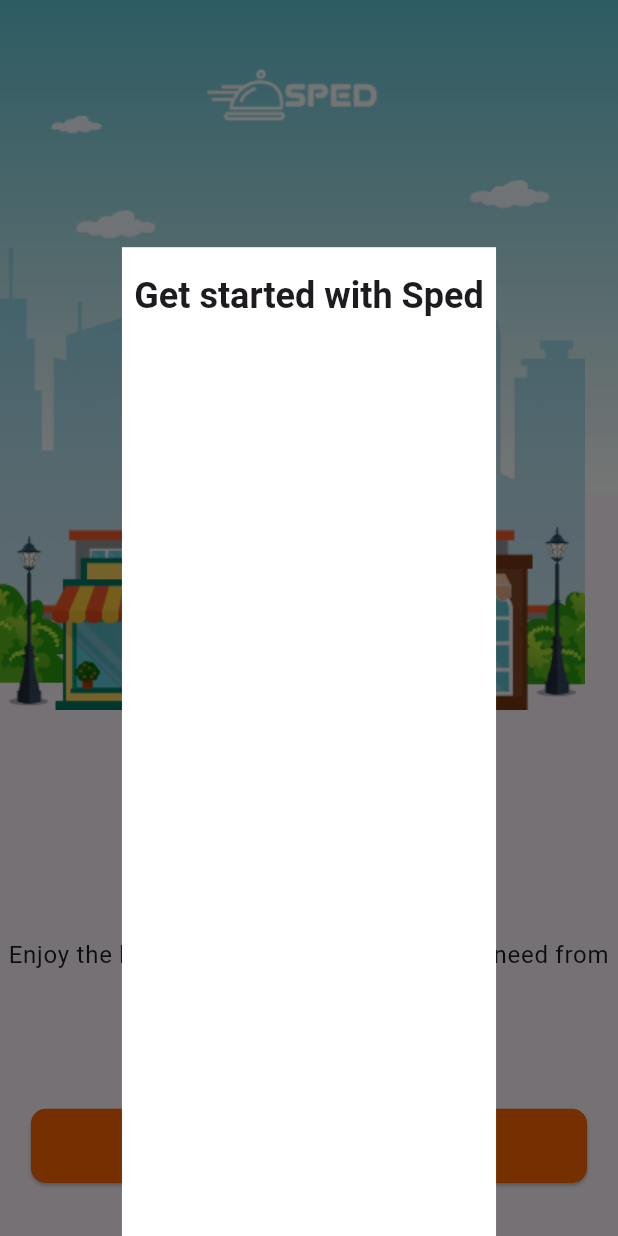
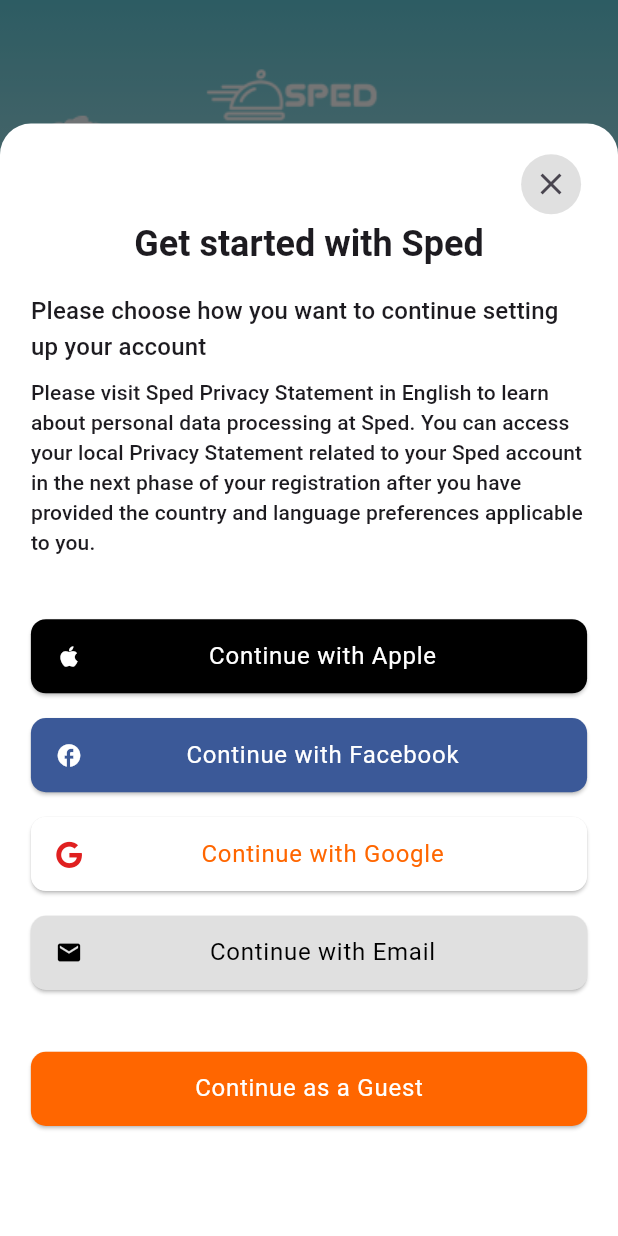
Before and after one commit to Md-Sifatullah617/sped, a Flutter app: the screen it shows after launch, after a tap on "Get Started", on a phone screen of 412 x 824 dp. Run offline on Flutter 3.47's test engine with Material 3 defaults, Android fonts, the light colour scheme and no system bars; our stand-ins replace country_code_picker, fluttertoast, font_awesome_flutter, get.

Commit message:
splash bottom sheet done

```diff
--- a/lib/utils/colors.dart
+++ b/lib/utils/colors.dart
@@ -4,6 +4,7 @@
   static const Color spBG = Color(0xFF62C8D7);
   static const Color white = Color(0xFFFFFFFF);
   static const Color black = Color(0xFF000000);
+  static const Color facebookColor = Color(0xFF3B5998);
   static const Color logoColor = Color(0xFFFF6600);
   static const Color redColor = Color(0xFFE02020);
   static const Color greyColor = Color(0xFFE0E0E0);
--- a/lib/utils/custom_widgets/custom_sheet.dart
+++ b/lib/utils/custom_widgets/custom_sheet.dart
@@ -1,20 +1,104 @@
 import 'package:flutter/material.dart';
+import 'package:font_awesome_flutter/font_awesome_flutter.dart';
 import 'package:get/get.dart';
+import 'package:sped/utils/colors.dart';
+import 'package:sped/utils/custom_widgets/primary_button.dart';
+import 'package:sped/utils/routes/app_routes.dart';
 
 void customBottomSheet(context) {
   Get.bottomSheet(
     Container(
-      height: Get.height * 0.8,
+      height: Get.height * 0.9,
+      width: Get.width,
       padding: EdgeInsets.symmetric(
-          horizontal: Get.width * 0.02, vertical: Get.height * 0.02),
-      color: Colors.white,
+          horizontal: Get.width * 0.05, vertical: Get.height * 0.02),
+      decoration: BoxDecoration(
+        color: Colors.white,
+        borderRadius: BorderRadius.only(
+          topLeft: Radius.circular(Get.width * 0.05),
+          topRight: Radius.circular(Get.width * 0.05),
+        ),
+      ),
       child: Column(children: [
+        Row(
+          children: [
+            const Spacer(),
+            IconButton(
+              onPressed: () {
+                Get.back();
+              },
+              style: ButtonStyle(
+                backgroundColor:
+                    MaterialStateProperty.all<Color>(AppColors.greyColor),
+              ),
+              icon: const Icon(Icons.close),
+            )
+          ],
+        ),
         Text(
           "Get started with Sped",
           style: Theme.of(context).textTheme.headlineSmall!.copyWith(
                 fontWeight: FontWeight.bold,
               ),
         ),
+        SizedBox(
+          height: Get.height * 0.02,
+        ),
+        Text(
+          "Please choose how you want to continue setting up your account",
+          style: Theme.of(context).textTheme.titleMedium,
+        ),
+        SizedBox(
+          height: Get.height * 0.01,
+        ),
+        Text(
+          "Please visit Sped Privacy Statement in English to learn about personal data processing at Sped. You can access your local Privacy Statement related to your Sped account in the next phase of your registration after you have provided the country and language preferences applicable to you.",
+          style: Theme.of(context).textTheme.titleSmall,
+        ),
+        SizedBox(
+          height: Get.height * 0.05,
+        ),
+        PrimaryBtn(
+            btnColor: AppColors.black,
+            icon: Icons.apple,
+            title: "Continue with Apple",
+            onPressed: () {}),
+        SizedBox(
+          height: Get.height * 0.02,
+        ),
+        PrimaryBtn(
+            btnColor: AppColors.facebookColor,
+            icon: Icons.facebook,
+            title: "Continue with Facebook",
+            onPressed: () {}),
+        SizedBox(
+          height: Get.height * 0.02,
+        ),
+        PrimaryBtn(
+            btnColor: AppColors.white,
+            icon: FontAwesomeIcons.google,
+            iconColor: AppColors.redColor,
+            title: "Continue with Google",
+            titleColor: AppColors.logoColor,
+            onPressed: () {}),
+        SizedBox(
+          height: Get.height * 0.02,
+        ),
+        PrimaryBtn(
+            btnColor: AppColors.greyColor,
+            icon: Icons.email,
+            iconColor: AppColors.black,
+            title: "Continue with Email",
+            titleColor: AppColors.black,
+            onPressed: () {}),
+        SizedBox(
+          height: Get.height * 0.05,
+        ),
+        PrimaryBtn(
+            title: "Continue as a Guest",
+            onPressed: () {
+              Get.toNamed(AppRoutes.homePage);
+            }),
       ]),
     ),
     isScrollControlled: true,
--- a/lib/utils/custom_widgets/primary_button.dart
+++ b/lib/utils/custom_widgets/primary_button.dart
@@ -4,15 +4,21 @@
 
 class PrimaryBtn extends StatelessWidget {
   final String title;
+  final Color? titleColor;
   final Color? btnColor;
   final Function() onPressed;
   final double? hpadd;
+  final IconData? icon;
+  final Color? iconColor;
   const PrimaryBtn({
     super.key,
     required this.title,
     required this.onPressed,
     this.btnColor,
     this.hpadd,
+    this.icon,
+    this.titleColor,
+    this.iconColor,
   });
 
   @override
@@ -25,16 +31,30 @@
         onPressed: onPressed,
         style: ElevatedButton.styleFrom(
           backgroundColor: btnColor ?? AppColors.logoColor,
+          padding: EdgeInsets.symmetric(
+            horizontal: Get.height * 0.02,
+          ),
           minimumSize: Size(Get.width, Get.height * 0.06),
           shape: RoundedRectangleBorder(
             borderRadius: BorderRadius.circular(10),
           ),
         ),
-        child: Text(
-          title,
-          style: Theme.of(context).textTheme.bodyLarge!.copyWith(
-                color: AppColors.white,
+        child: Row(
+          children: [
+            if (icon != null)
+              Icon(
+                icon,
+                color: iconColor ?? AppColors.white,
               ),
+            Spacer(),
+            Text(
+              title,
+              style: Theme.of(context).textTheme.bodyLarge!.copyWith(
+                    color: titleColor ?? AppColors.white,
+                  ),
+            ),
+            Spacer(),
+          ],
         ),
       ),
     );
```
